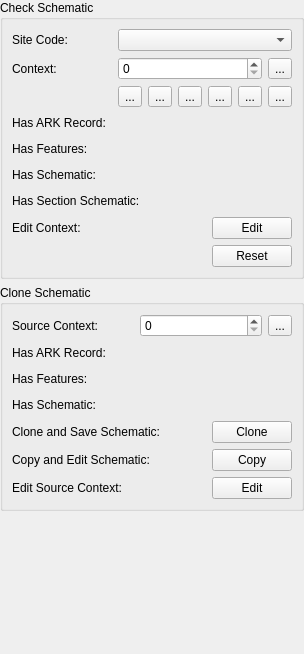
Before: the Qt Designer form src/schematic_widget_base.ui in lparchaeology/ArkPlan, drawn with Qt 5.
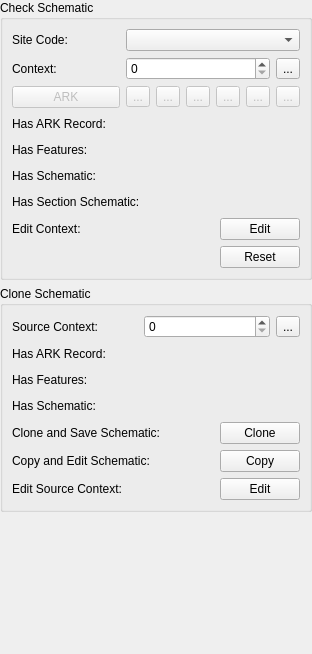
After: the same form once the commit is applied. Icons and pictures are not drawn.

Commit message: Load ARK data on demand

```diff
--- a/src/schematic_widget_base.ui
+++ b/src/schematic_widget_base.ui
@@ -6,7 +6,7 @@
    <rect>
     <x>0</x>
     <y>0</y>
-    <width>304</width>
+    <width>312</width>
     <height>654</height>
    </rect>
   </property>
@@ -113,6 +113,9 @@
          <layout class="QHBoxLayout" name="contextNavLayout">
           <item>
            <widget class="QToolButton" name="firstContextTool">
+            <property name="enabled">
+             <bool>false</bool>
+            </property>
             <property name="toolTip">
              <string>Go First Context</string>
             </property>
@@ -128,7 +131,7 @@
           <item>
            <widget class="QToolButton" name="prevMissingTool">
             <property name="enabled">
-             <bool>true</bool>
+             <bool>false</bool>
             </property>
             <property name="toolTip">
              <string>Go Previous Missing Schematic</string>
@@ -144,6 +147,9 @@
           </item>
           <item>
            <widget class="QToolButton" name="prevContextTool">
+            <property name="enabled">
+             <bool>false</bool>
+            </property>
             <property name="toolTip">
              <string>Go Previous Context</string>
             </property>
@@ -158,6 +164,9 @@
           </item>
           <item>
            <widget class="QToolButton" name="nextContextTool">
+            <property name="enabled">
+             <bool>false</bool>
+            </property>
             <property name="toolTip">
              <string>Go Next Context</string>
             </property>
@@ -173,7 +182,7 @@
           <item>
            <widget class="QToolButton" name="nextMissingTool">
             <property name="enabled">
-             <bool>true</bool>
+             <bool>false</bool>
             </property>
             <property name="toolTip">
              <string>Go Next Missing Schematic</string>
@@ -189,6 +198,9 @@
           </item>
           <item>
            <widget class="QToolButton" name="lastContextTool">
+            <property name="enabled">
+             <bool>false</bool>
+            </property>
             <property name="toolTip">
              <string>Go Last Context</string>
             </property>
@@ -241,6 +253,16 @@
           </item>
          </layout>
         </item>
+        <item row="2" column="0">
+         <widget class="QPushButton" name="loadArkButton">
+          <property name="enabled">
+           <bool>false</bool>
+          </property>
+          <property name="text">
+           <string>ARK</string>
+          </property>
+         </widget>
+        </item>
        </layout>
       </item>
       <item row="1" column="0">
```
The commit also changes 6 other files.
